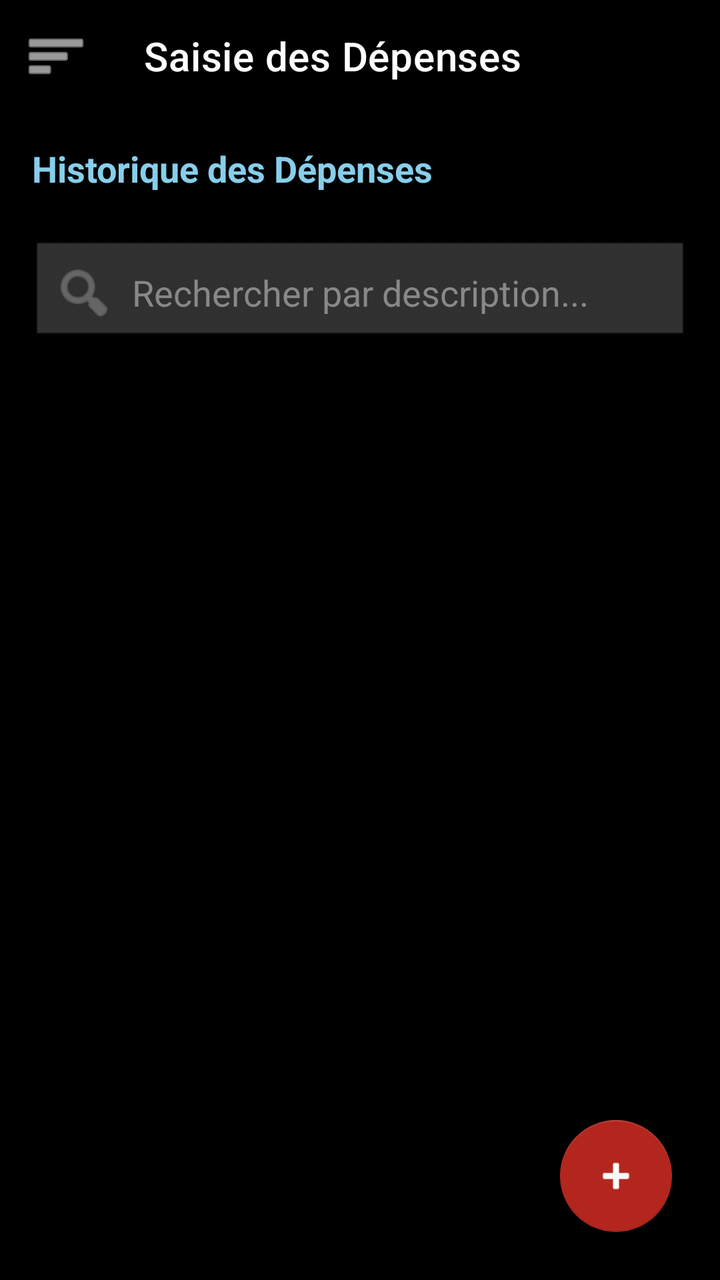
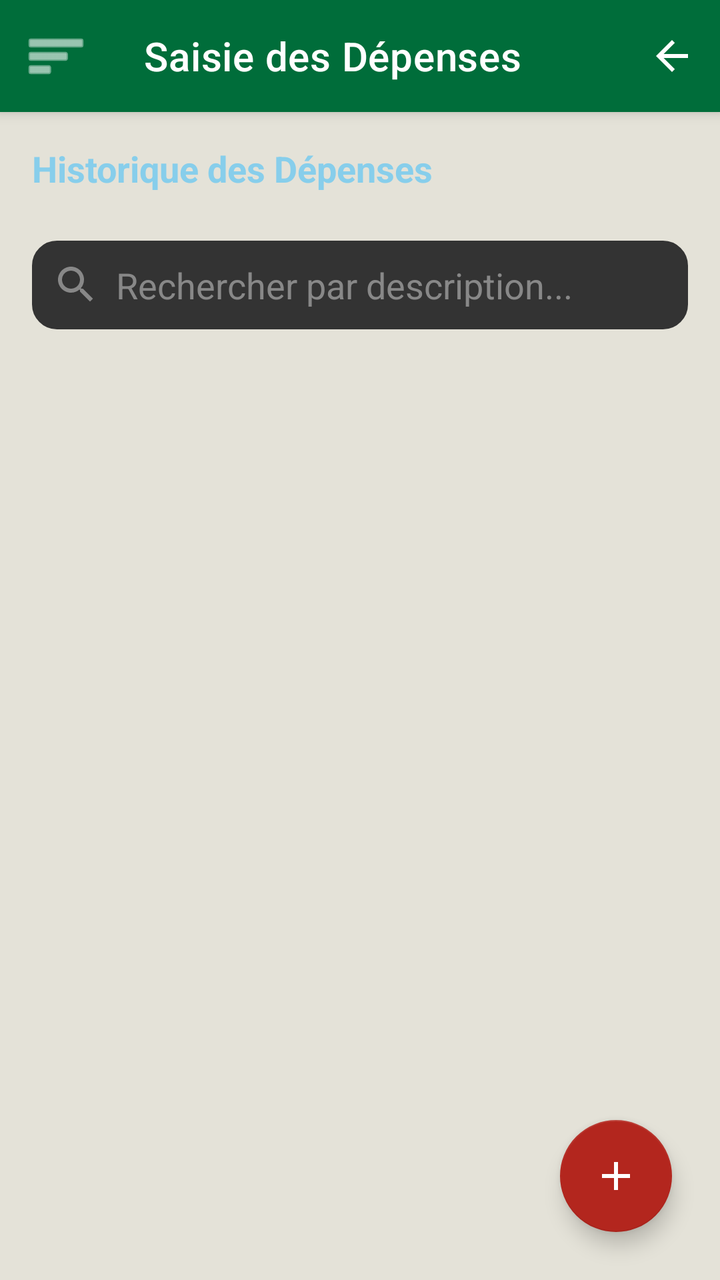

Compare the two renders of this Android layout. The source of the first and the diff that turns it into the second are given below.
<!-- AndroidManifest.xml: application theme Theme.Poulailler_copilot -->
<!-- res/layout/activity_expenses.xml -->
<?xml version="1.0" encoding="utf-8"?>
<androidx.drawerlayout.widget.DrawerLayout xmlns:android="http://schemas.android.com/apk/res/android"
    xmlns:app="http://schemas.android.com/apk/res-auto"
    xmlns:tools="http://schemas.android.com/tools"
    android:id="@+id/drawerLayout"
    android:layout_width="match_parent"
    android:layout_height="match_parent"
    android:background="@color/black">

    <androidx.coordinatorlayout.widget.CoordinatorLayout
        android:layout_width="match_parent"
        android:layout_height="match_parent">

        <com.google.android.material.appbar.AppBarLayout
            android:layout_width="match_parent"
            android:layout_height="wrap_content"
            android:background="@color/black">
            <com.google.android.material.appbar.MaterialToolbar
                android:id="@+id/toolbar"
                android:layout_width="match_parent"
                android:layout_height="?attr/actionBarSize"
                app:title="Saisie des Dépenses"
                app:titleTextColor="@color/white"
                app:navigationIcon="@android:drawable/ic_menu_sort_by_size"
                app:navigationIconTint="@color/white" />
        </com.google.android.material.appbar.AppBarLayout>

        <androidx.core.widget.NestedScrollView
            android:layout_width="match_parent"
            android:layout_height="match_parent"
            app:layout_behavior="@string/appbar_scrolling_view_behavior">

            <LinearLayout
                android:layout_width="match_parent"
                android:layout_height="wrap_content"
                android:orientation="vertical"
                android:padding="16dp">

                <TextView
                    android:layout_width="match_parent"
                    android:layout_height="wrap_content"
                    android:text="Historique des Dépenses"
                    android:textSize="18sp"
                    android:textStyle="bold"
                    android:textColor="#87CEEB"
                    android:layout_marginBottom="8dp"/>

                <HorizontalScrollView
                    android:layout_width="match_parent"
                    android:layout_height="wrap_content"
                    android:scrollbars="none"
                    android:layout_marginBottom="16dp">
                    <com.google.android.material.chip.ChipGroup
                        android:id="@+id/chipGroupCategories"
                        android:layout_width="wrap_content"
                        android:layout_height="wrap_content"
                        app:singleSelection="true"
                        app:selectionRequired="false">
                        
                    </com.google.android.material.chip.ChipGroup>
                </HorizontalScrollView>

                <EditText
                    android:id="@+id/etSearchExpenses"
                    android:layout_width="match_parent"
                    android:layout_height="wrap_content"
                    android:hint="Rechercher par description..."
                    android:textColorHint="#888888"
                    android:textColor="@color/white"
                    android:background="@android:drawable/edit_text"
                    android:backgroundTint="#333333"
                    android:drawableStart="@android:drawable/ic_menu_search"
                    android:drawablePadding="8dp"
                    android:drawableTint="#888888"
                    android:padding="10dp"
                    android:inputType="text"
                    android:maxLines="1"
                    android:layout_marginBottom="12dp" />

                <androidx.recyclerview.widget.RecyclerView
                    android:id="@+id/rvExpenseHistory"
                    android:layout_width="match_parent"
                    android:layout_height="wrap_content"
                    android:nestedScrollingEnabled="false"
                    tools:listitem="@layout/item_expense" />

                <TextView
                    android:id="@+id/tvEmptyState"
                    android:layout_width="match_parent"
                    android:layout_height="wrap_content"
                    android:text="Aucune dépense enregistrée pour le moment."
                    android:textColor="#888888"
                    android:textSize="14sp"
                    android:gravity="center"
                    android:padding="24dp"
                    android:visibility="gone" />

                <com.google.android.material.button.MaterialButton
                    android:id="@+id/btnShowMore"
                    android:layout_width="wrap_content"
                    android:layout_height="wrap_content"
                    android:layout_gravity="center_horizontal"
                    android:text="Afficher plus"
                    android:textColor="#87CEEB"
                    style="@style/Widget.MaterialComponents.Button.TextButton"
                    android:visibility="gone" />

                
                <View
                    android:layout_width="match_parent"
                    android:layout_height="80dp" />

            </LinearLayout>
        </androidx.core.widget.NestedScrollView>

        <com.google.android.material.floatingactionbutton.FloatingActionButton
            android:id="@+id/fabAddExpense"
            android:layout_width="wrap_content"
            android:layout_height="wrap_content"
            android:layout_gravity="bottom|end"
            android:layout_margin="24dp"
            android:src="@android:drawable/ic_input_add"
            app:backgroundTint="@color/error"
            app:tint="@color/white"
            android:contentDescription="Ajouter une dépense" />

    </androidx.coordinatorlayout.widget.CoordinatorLayout>

    <com.google.android.material.navigation.NavigationView
        android:id="@+id/navigationView"
        android:layout_width="wrap_content"
        android:layout_height="match_parent"
        android:layout_gravity="start"
        android:background="@color/surface"
        app:headerLayout="@layout/nav_header"
        app:itemIconTint="@color/text_secondary"
        app:itemTextColor="@color/text_primary"
        app:menu="@menu/drawer_menu" />

</androidx.drawerlayout.widget.DrawerLayout>
<!-- res/layout/item_expense.xml (included above) -->
<?xml version="1.0" encoding="utf-8"?>
<com.google.android.material.card.MaterialCardView xmlns:android="http://schemas.android.com/apk/res/android"
    xmlns:app="http://schemas.android.com/apk/res-auto"
    android:layout_width="match_parent"
    android:layout_height="wrap_content"
    android:layout_marginBottom="8dp"
    app:cardBackgroundColor="@color/surface"
    app:cardCornerRadius="8dp"
    app:strokeColor="@color/off_white"
    app:strokeWidth="1dp">

    <LinearLayout
        android:layout_width="match_parent"
        android:layout_height="wrap_content"
        android:orientation="horizontal"
        android:padding="12dp"
        android:gravity="center_vertical">

        <LinearLayout
            android:layout_width="0dp"
            android:layout_height="wrap_content"
            android:layout_weight="1"
            android:orientation="vertical">

            <TextView
                android:id="@+id/tvCategory"
                android:layout_width="wrap_content"
                android:layout_height="wrap_content"
                android:textColor="#1E90FF"
                android:textSize="14sp"
                android:textStyle="bold"
                android:text="Catégorie"/>

            <TextView
                android:id="@+id/tvSubCategory"
                android:layout_width="wrap_content"
                android:layout_height="wrap_content"
                android:textColor="#87CEEB"
                android:textSize="12sp"
                android:text="Sous-catégorie"
                android:visibility="gone"/>

            <TextView
                android:id="@+id/tvDescription"
                android:layout_width="wrap_content"
                android:layout_height="wrap_content"
                android:textColor="@color/text_secondary"
                android:textSize="12sp"
                android:text="Description..."/>

            <TextView
                android:id="@+id/tvDate"
                android:layout_width="wrap_content"
                android:layout_height="wrap_content"
                android:textColor="@color/text_secondary"
                android:textSize="11sp"
                android:text="01/01/2024"/>
        </LinearLayout>

        <TextView
            android:id="@+id/tvAmount"
            android:layout_width="wrap_content"
            android:layout_height="wrap_content"
            android:textColor="#F44336"
            android:textSize="18sp"
            android:textStyle="bold"
            android:text="0.00 $"/>

    </LinearLayout>
</com.google.android.material.card.MaterialCardView>
<!-- res/layout/nav_header.xml (included above) -->
<?xml version="1.0" encoding="utf-8"?>
<LinearLayout xmlns:android="http://schemas.android.com/apk/res/android"
    xmlns:app="http://schemas.android.com/apk/res-auto"
    android:layout_width="match_parent"
    android:layout_height="wrap_content"
    android:background="@drawable/bg_nav_header"
    android:gravity="start"
    android:orientation="vertical"
    android:paddingHorizontal="20dp"
    android:paddingTop="28dp"
    android:paddingBottom="20dp">

    <com.google.android.material.card.MaterialCardView
        android:layout_width="72dp"
        android:layout_height="72dp"
        app:cardCornerRadius="36dp"
        app:cardElevation="4dp"
        app:strokeColor="@color/white"
        app:strokeWidth="2dp">

        <ImageView
            android:layout_width="match_parent"
            android:layout_height="match_parent"
            android:scaleType="centerCrop"
            android:src="@drawable/poule_pondeuse"
            android:contentDescription="@string/profile_picture_desc" />

    </com.google.android.material.card.MaterialCardView>

    <TextView
        android:id="@+id/tvUsername"
        android:layout_width="match_parent"
        android:layout_height="wrap_content"
        android:layout_marginTop="14dp"
        android:text="@string/default_username"
        android:textColor="@color/white"
        android:textSize="19sp"
        android:textStyle="bold" />

    <TextView
        android:id="@+id/tvFarmNameNav"
        android:layout_width="match_parent"
        android:layout_height="wrap_content"
        android:layout_marginTop="2dp"
        android:alpha="0.85"
        android:text="@string/default_farm_name_nav"
        android:textColor="@color/white"
        android:textSize="14sp" />

    <TextView
        android:id="@+id/tvUserRole"
        android:layout_width="wrap_content"
        android:layout_height="wrap_content"
        android:layout_marginTop="10dp"
        android:background="@drawable/bg_role_chip"
        android:paddingHorizontal="10dp"
        android:paddingVertical="3dp"
        android:text="@string/role_label"
        android:textColor="@color/primary_variant"
        android:textSize="11sp"
        android:textStyle="bold" />

    <TextView
        android:id="@+id/tvAppVersion"
        android:layout_width="wrap_content"
        android:layout_height="wrap_content"
        android:layout_marginTop="10dp"
        android:alpha="0.7"
        android:text="v1.0.0"
        android:textColor="@color/white"
        android:textSize="10sp" />
</LinearLayout>
<!-- resources referenced by this layout -->
<resources>
  <color name="black">#FF000000</color>
  <color name="error">#B3261E</color>
  <color name="off_white">#E4E2D8</color>
  <color name="primary_variant">#004D22</color>
  <color name="surface">#F3F1EA</color>
  <color name="text_primary">#1C1B1F</color>
  <color name="text_secondary">#49454F</color>
  <color name="white">#FFFFFFFF</color>
  <!-- drawable bg_nav_header (drawable) -->
  <?xml version="1.0" encoding="utf-8"?>
  <shape xmlns:android="http://schemas.android.com/apk/res/android">
      <gradient
          android:angle="135"
          android:startColor="@color/primary"
          android:endColor="@color/primary_variant" />
  </shape>
  <!-- drawable bg_role_chip (drawable) -->
  <?xml version="1.0" encoding="utf-8"?>
  <shape xmlns:android="http://schemas.android.com/apk/res/android">
      <solid android:color="@color/accent_amber" />
      <corners android:radius="12dp" />
  </shape>
  <string name="default_farm_name_nav">Ma Ferme</string>
  <string name="default_username">Utilisateur</string>
  <string name="profile_picture_desc">Photo de profil</string>
  <string name="role_label">Rôle</string>
  <color name="primary">#006D3A</color>
  <color name="accent_amber">#FFB300</color>
  <color name="secondary">#43A047</color>
  <color name="secondary_variant">#2E7D32</color>
  <color name="background">@color/off_white</color>
  <style name="Widget.App.CardView" parent="Widget.MaterialComponents.CardView">
          <item name="cardElevation">2dp</item>
          <item name="cardCornerRadius">16dp</item>
          <item name="cardBackgroundColor">@color/surface</item>
          <item name="strokeWidth">0dp</item>
      </style>
  <style name="ShapeAppearance.App.LargeComponent" parent="ShapeAppearance.MaterialComponents.LargeComponent">
          <item name="cornerFamily">rounded</item>
          <item name="cornerSize">16dp</item>
      </style>
  <style name="ThemeOverlay.App.MaterialAlertDialog" parent="ThemeOverlay.MaterialComponents.MaterialAlertDialog">
          <item name="colorSurface">@color/surface</item>
          <item name="colorOnSurface">@color/text_primary</item>
          <item name="android:textColorPrimary">@color/text_primary</item>
      </style>
  <!-- unchanged entries left out for length: 2 -->
</resources>

<!-- the commit's change to res/layout/activity_expenses.xml (unified diff, before → after) -->
@@ -5,7 +5,7 @@
     android:id="@+id/drawerLayout"
     android:layout_width="match_parent"
     android:layout_height="match_parent"
-    android:background="@color/black">
+    >
 
     <androidx.coordinatorlayout.widget.CoordinatorLayout
         android:layout_width="match_parent"
@@ -14,7 +14,7 @@
         <com.google.android.material.appbar.AppBarLayout
             android:layout_width="match_parent"
             android:layout_height="wrap_content"
-            android:background="@color/black">
+            >
             <com.google.android.material.appbar.MaterialToolbar
                 android:id="@+id/toolbar"
                 android:layout_width="match_parent"
@@ -22,7 +22,21 @@
                 app:title="Saisie des Dépenses"
                 app:titleTextColor="@color/white"
                 app:navigationIcon="@android:drawable/ic_menu_sort_by_size"
-                app:navigationIconTint="@color/white" />
+                app:navigationIconTint="@color/white">
+
+                <ImageView
+                    android:id="@+id/ivBackToDashboard"
+                    android:layout_width="48dp"
+                    android:layout_height="48dp"
+                    android:layout_gravity="end|center_vertical"
+                    android:background="?attr/selectableItemBackgroundBorderless"
+                    android:clickable="true"
+                    android:contentDescription="@string/dashboard_title"
+                    android:focusable="true"
+                    android:padding="12dp"
+                    android:src="@drawable/ic_back"
+                    app:tint="@color/white" />
+            </com.google.android.material.appbar.MaterialToolbar>
         </com.google.android.material.appbar.AppBarLayout>
 
         <androidx.core.widget.NestedScrollView
@@ -67,9 +81,9 @@
                     android:hint="Rechercher par description..."
                     android:textColorHint="#888888"
                     android:textColor="@color/white"
-                    android:background="@android:drawable/edit_text"
+                    android:background="@drawable/bg_search_field"
                     android:backgroundTint="#333333"
-                    android:drawableStart="@android:drawable/ic_menu_search"
+                    android:drawableStart="@drawable/ic_search"
                     android:drawablePadding="8dp"
                     android:drawableTint="#888888"
                     android:padding="10dp"
@@ -119,7 +133,7 @@
             android:layout_height="wrap_content"
             android:layout_gravity="bottom|end"
             android:layout_margin="24dp"
-            android:src="@android:drawable/ic_input_add"
+            android:src="@drawable/ic_add"
             app:backgroundTint="@color/error"
             app:tint="@color/white"
             android:contentDescription="Ajouter une dépense" />
<!-- resource entries referenced after the edit -->
@@ -1,6 +1,5 @@
 <!-- resources referenced by this layout -->
 <resources>
-  <color name="black">#FF000000</color>
   <color name="error">#B3261E</color>
   <color name="off_white">#E4E2D8</color>
   <color name="primary_variant">#004D22</color>
@@ -22,6 +21,45 @@
       <solid android:color="@color/accent_amber" />
       <corners android:radius="12dp" />
   </shape>
+  <!-- drawable bg_search_field (drawable) -->
+  <?xml version="1.0" encoding="utf-8"?>
+  <shape xmlns:android="http://schemas.android.com/apk/res/android">
+      <solid android:color="@color/surface" />
+      <corners android:radius="12dp" />
+      <stroke android:width="1dp" android:color="@color/off_white" />
+      <padding android:left="12dp" android:top="10dp" android:right="12dp" android:bottom="10dp" />
+  </shape>
+  <!-- drawable ic_add (drawable) -->
+  <vector xmlns:android="http://schemas.android.com/apk/res/android"
+      android:width="24dp"
+      android:height="24dp"
+      android:viewportWidth="24"
+      android:viewportHeight="24">
+      <path
+          android:fillColor="#000000"
+          android:pathData="M19,13h-6v6h-2v-6H5v-2h6V5h2v6h6z"/>
+  </vector>
+  <!-- drawable ic_back (drawable) -->
+  <vector xmlns:android="http://schemas.android.com/apk/res/android"
+      android:width="24dp"
+      android:height="24dp"
+      android:viewportWidth="24"
+      android:viewportHeight="24">
+      <path
+          android:fillColor="#000000"
+          android:pathData="M20,11H7.83l5.59,-5.59L12,4l-8,8 8,8 1.41,-1.41L7.83,13H20z"/>
+  </vector>
+  <!-- drawable ic_search (drawable) -->
+  <vector xmlns:android="http://schemas.android.com/apk/res/android"
+      android:width="24dp"
+      android:height="24dp"
+      android:viewportWidth="24"
+      android:viewportHeight="24">
+      <path
+          android:fillColor="#000000"
+          android:pathData="M15.5,14h-0.79l-0.28,-0.27C15.41,12.59 16,11.11 16,9.5 16,5.91 13.09,3 9.5,3S3,5.91 3,9.5 5.91,16 9.5,16c1.61,0 3.09,-0.59 4.23,-1.57l0.27,0.28v0.79l5,4.99L20.49,19z M9.5,14C7.01,14 5,11.99 5,9.5S7.01,5 9.5,5 14,7.01 14,9.5 11.99,14 9.5,14z"/>
+  </vector>
+  <string name="dashboard_title">Tableau de Bord</string>
   <string name="default_farm_name_nav">Ma Ferme</string>
   <string name="default_username">Utilisateur</string>
   <string name="profile_picture_desc">Photo de profil</string>
